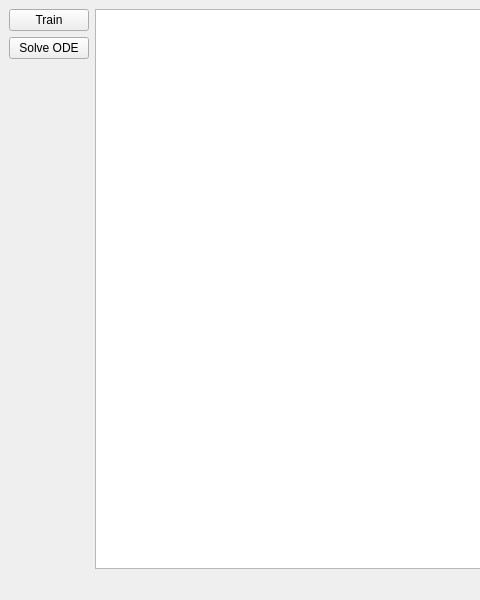
Qt form QAnn/mainwindow.ui (ArashMassoudieh/ANNplusplus) before a commit; both pictures show x 0 to 480 and y 0 to 600 of the 800 by 600 pixel window.
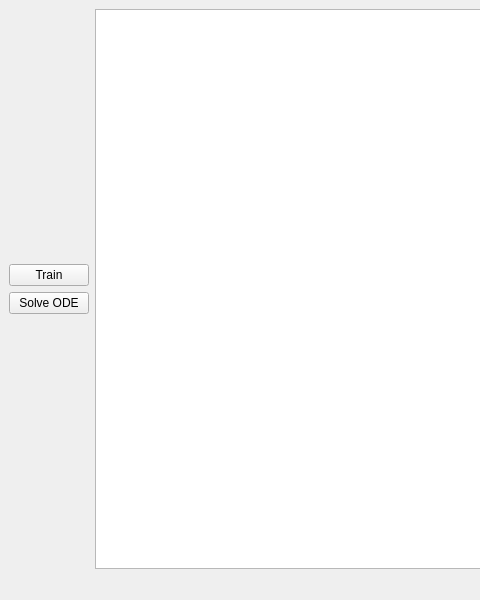
The same form after that commit.

Patch:
```diff
--- a/QAnn/mainwindow.ui
+++ b/QAnn/mainwindow.ui
@@ -17,6 +17,19 @@
    <layout class="QHBoxLayout" name="horizontalLayout">
     <item>
      <layout class="QVBoxLayout" name="verticalLayout">
+      <item>
+       <spacer name="verticalSpacer_2">
+        <property name="orientation">
+         <enum>Qt::Vertical</enum>
+        </property>
+        <property name="sizeHint" stdset="0">
+         <size>
+          <width>20</width>
+          <height>40</height>
+         </size>
+        </property>
+       </spacer>
+      </item>
       <item>
        <widget class="QPushButton" name="pushButtontrain">
         <property name="text">
```
